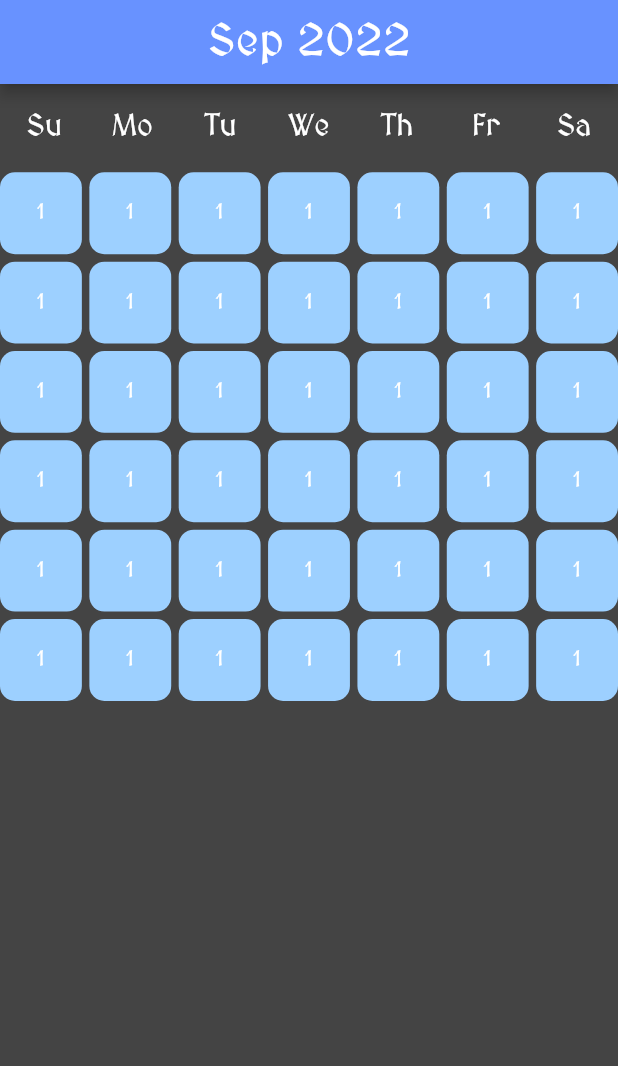
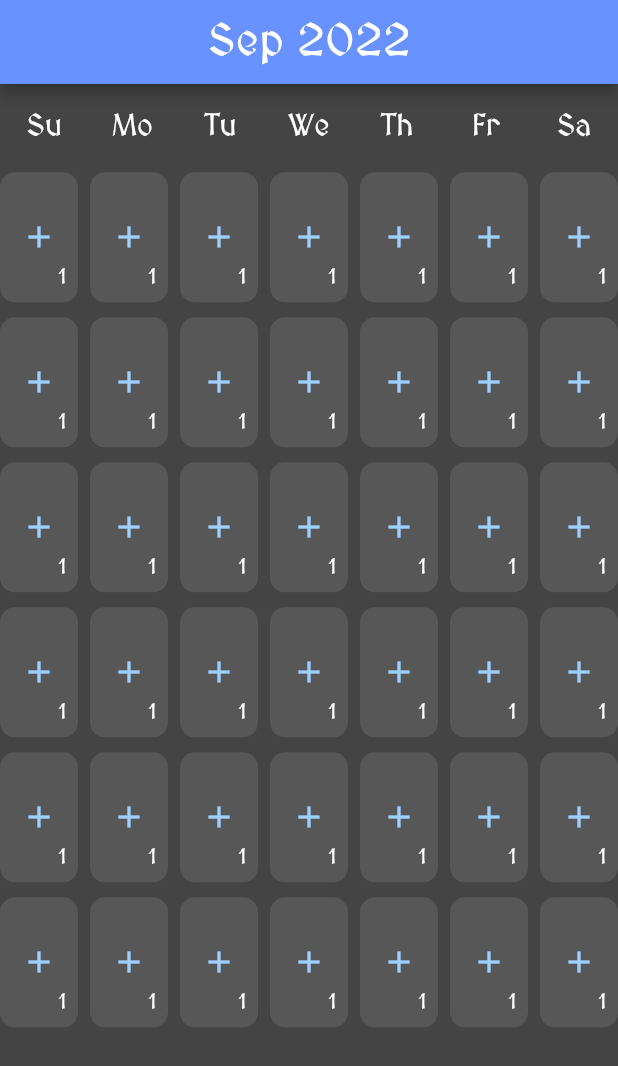
Before and after one commit to AndyCChen/ToDoList_App, a Flutter app: the screen it shows after launch, on a phone screen of 412 x 824 dp. Shown: the top 1066 px of the screen. Run offline on Flutter 3.47's test engine with Material 2 defaults, Android fonts, the phone set to English and light mode, and no system bars.

Commit message:
centered plus icon and aligned number at bottom right

```diff
--- a/lib/month_page.dart
+++ b/lib/month_page.dart
@@ -1,6 +1,3 @@
-
-import 'dart:ui';
-
 import 'package:flutter/material.dart';
 
 class MonthPage extends StatefulWidget {
@@ -70,21 +67,35 @@ class _MonthPageState extends State<MonthPage> {
           itemBuilder: (context, i) {
             return TextButton(
               onPressed: () {},
-              child: const Text('1'),
+              child: Stack(
+                children: const <Widget>[
+                  Align(
+                    alignment: Alignment.center,
+                    child: Icon(Icons.add,
+                      color: Color.fromRGBO(157, 208, 255, 1.0),
+                    ),
+                  ),
+                  Align(
+                    alignment: Alignment.bottomRight,
+                    child: Text('1'),
+                  )
+                ],
+              ),
               style: TextButton.styleFrom(
                 minimumSize: const Size(double.infinity,  double.infinity),
                 shape: RoundedRectangleBorder(
                   borderRadius: BorderRadius.circular(10.0),
                 ),
                 primary: Colors.white,
-                backgroundColor: const Color.fromRGBO(157, 208, 255, 1.0),
+                backgroundColor: Colors.white10,
               ),
             );
           },
           gridDelegate: const SliverGridDelegateWithFixedCrossAxisCount (
             crossAxisCount: 7,
-            crossAxisSpacing: 5.0,
-            mainAxisSpacing: 5.0,
+            childAspectRatio: 0.6,
+            crossAxisSpacing: 8.0,
+            mainAxisSpacing: 10.0,
           )
         ),
       ])
```
Also changed, not shown: pubspec.lock. Lines whose indentation alone changed are shown as unchanged.
